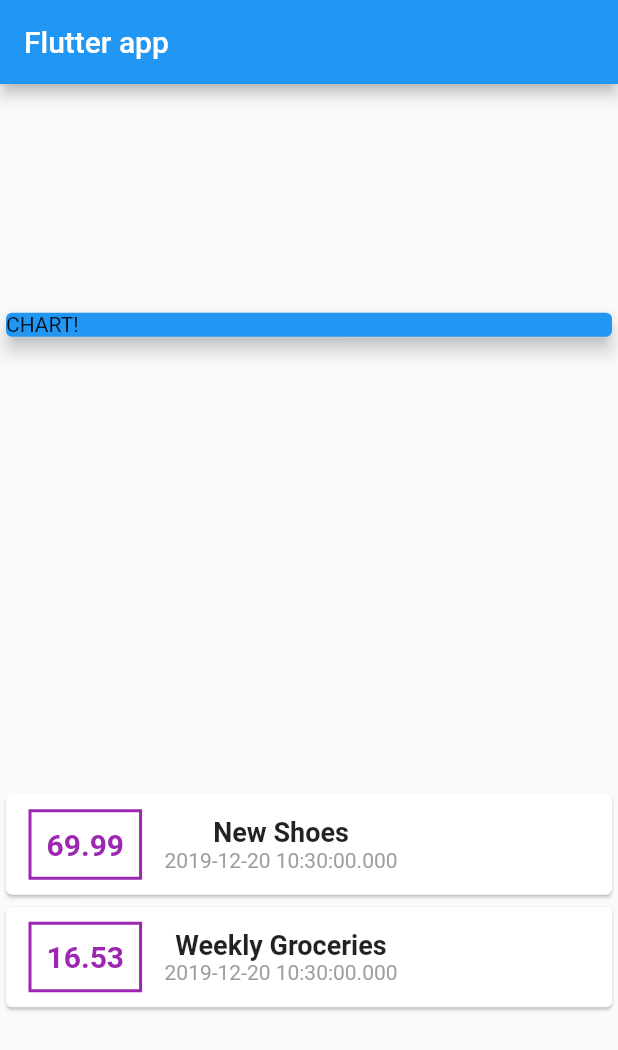
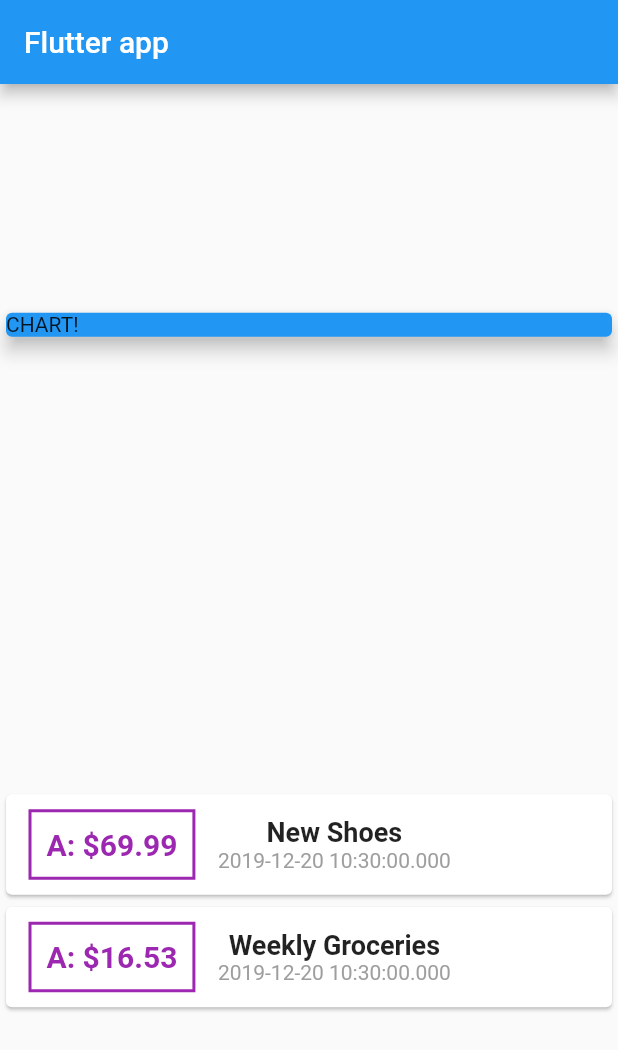
Before and after one commit to desancheztorres/flutter_expenses, a Flutter app: the screen it shows after launch, on a phone screen of 412 x 824 dp. Shown: the top 1050 px of the screen. Run offline on Flutter 3.47's test engine with Material 2 defaults, Android fonts, the phone set to English and light mode, and no system bars.

Commit message:
Using String interpolation

```diff
--- a/lib/main.dart
+++ b/lib/main.dart
@@ -73,7 +73,7 @@ class _MyHomePageState extends State<MyHomePage> {
                               ),
                             ),
                             child: Text(
-                              "${t.amount}",
+                              "A: \$${t.amount}",
                               style: TextStyle(
                                 fontWeight: FontWeight.bold,
                                 fontSize: 20,
```
